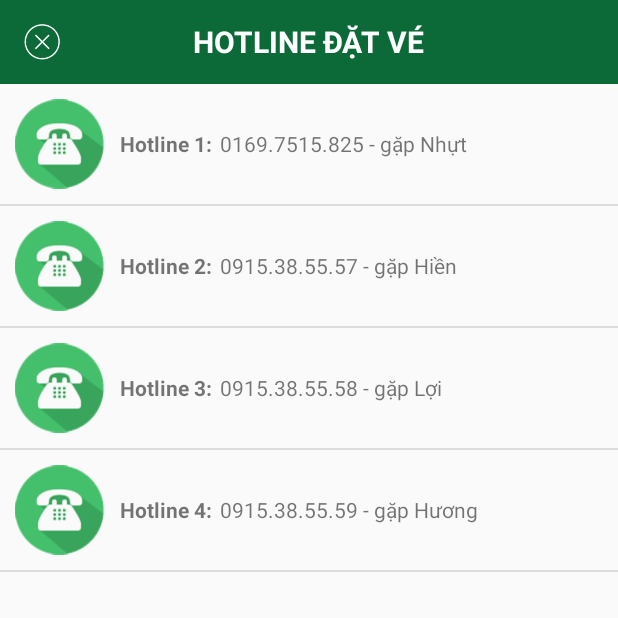
After one commit to codeworxzw/FightBooking, an Android app: the HotlineBookingActivity screen opened directly, with no data from a screen before it, on a phone screen of 412 x 824 dp, the top half of it. The commit adds this screen. Run offline under Robolectric (Android 15) with nearby library versions, the phone set to English and light mode, and no system bars.

Commit message:
Commit tinh nang Hotline dat ve

```diff
--- a/app/build.gradle
+++ b/app/build.gradle
@@ -8,7 +8,7 @@ android {
     defaultConfig {
         applicationId "com.ebksoft.flightbooking"
         minSdkVersion 11
-        targetSdkVersion 22
+        targetSdkVersion 23
         versionCode 1
         versionName "1.0"
     }
--- /dev/null
+++ b/app/src/main/java/com/ebksoft/flightbooking/HotlineBookingActivity.java
@@ -0,0 +1,246 @@
+package com.ebksoft.flightbooking;
+
+import android.Manifest;
+import android.content.Context;
+import android.content.DialogInterface;
+import android.content.Intent;
+import android.content.pm.PackageManager;
+import android.net.Uri;
+import android.os.Build;
+import android.os.Bundle;
+import android.support.design.widget.Snackbar;
+import android.support.v4.app.ActivityCompat;
+import android.support.v7.app.AlertDialog;
+import android.util.Log;
+import android.view.LayoutInflater;
+import android.view.View;
+import android.view.ViewGroup;
+import android.widget.AdapterView;
+import android.widget.BaseAdapter;
+import android.widget.ImageView;
+import android.widget.ListView;
+import android.widget.TextView;
+
+import com.ebksoft.flightbooking.model.Contact;
+import com.ebksoft.flightbooking.utils.CommonUtils;
+import com.ebksoft.flightbooking.utils.ImageUtils;
+
+import java.util.ArrayList;
+import java.util.List;
+
+/**
+ * Created by chauminhnhut on 3/27/16.
+ */
+public class HotlineBookingActivity extends BaseActivity implements AdapterView.OnItemClickListener, ActivityCompat.OnRequestPermissionsResultCallback {
+
+    private List<Contact> contactList;
+    private ListView listView;
+
+    private static final int PERMISSION_REQUEST_CALL_PHONE = 0;
+
+    private String selectedPhone = "";
+
+    @Override
+    protected void onCreate(Bundle savedInstanceState) {
+        super.onCreate(savedInstanceState);
+        setContentView(R.layout.layout_hotline_booking_activity);
+
+        loadView();
+
+        loadData();
+    }
+
+    @Override
+    protected void loadView() {
+
+        initTitle(getString(R.string.title_hotline_booking));
+        initButtonBack();
+
+        listView = (ListView) findViewById(R.id.listView);
+        listView.setOnItemClickListener(this);
+
+    }
+
+    @Override
+    protected void loadData() {
+
+        initContactList();
+
+        CustomAdapter adapter = new CustomAdapter(this, contactList);
+        listView.setAdapter(adapter);
+
+    }
+
+    @Override
+    public void onItemClick(AdapterView<?> adapterView, View view, int i, long l) {
+
+        Contact contact = (Contact) adapterView.getItemAtPosition(i);
+        selectedPhone = contact.phone.replace(".", "");
+
+        openCallphoneWithAskPermission();
+    }
+
+    private void openCallphoneWithAskPermission() {
+
+        // Check if the Call phone permission has been granted
+
+        if (ActivityCompat.checkSelfPermission(this, Manifest.permission.CALL_PHONE)
+                == PackageManager.PERMISSION_GRANTED) {
+
+            Intent intent = new Intent(Intent.ACTION_CALL, Uri.parse("tel:" + selectedPhone));
+            startActivity(intent);
+
+        } else {
+            // Permission is missing and must be requested.
+            requestCallPhonePermission();
+        }
+    }
+
+    private void requestCallPhonePermission() {
+
+        // Permission has not been granted and must be requested.
+        if (ActivityCompat.shouldShowRequestPermissionRationale(this,
+                Manifest.permission.CALL_PHONE)) {
+
+            //Show the reason to using this permisson
+            showDialog();
+
+        } else {
+            ActivityCompat.requestPermissions(this, new String[]{Manifest.permission.CALL_PHONE},
+                    PERMISSION_REQUEST_CALL_PHONE);
+        }
+    }
+
+    @Override
+    public void onRequestPermissionsResult(int requestCode, String[] permissions,
+                                           int[] grantResults) {
+
+        if (requestCode == PERMISSION_REQUEST_CALL_PHONE) {
+
+            if (grantResults.length == 1 && grantResults[0] == PackageManager.PERMISSION_GRANTED) {
+                openCallphoneWithAskPermission();
+
+            } else {
+                CommonUtils.showToast(this, "Access deny");
+
+            }
+        }
+    }
+
+    private void showDialog() {
+        DialogInterface.OnClickListener dialogClickListener = new DialogInterface.OnClickListener() {
+            @Override
+            public void onClick(DialogInterface dialog, int which) {
+                switch (which) {
+                    case DialogInterface.BUTTON_POSITIVE:
+                        //Yes button clicked
+
+                        ActivityCompat.requestPermissions(HotlineBookingActivity.this,
+                                new String[]{Manifest.permission.CALL_PHONE},
+                                PERMISSION_REQUEST_CALL_PHONE);
+
+                        break;
+
+                    case DialogInterface.BUTTON_NEGATIVE:
+                        //No button clicked
+                        break;
+                }
+            }
+        };
+
+        String title = "Thông báo";
+        String message = "Bạn phải cấp quyền cho ứng dụng để có thể sử dụng tính năng gọi. Tiếp tục ?";
+
+        AlertDialog.Builder builder = new AlertDialog.Builder(mContext);
+        builder.setTitle(title).setMessage(message).setPositiveButton("Tiếp tục", dialogClickListener)
+                .setNegativeButton("Không", dialogClickListener).show();
+    }
+
+    private void initContactList() {
+        contactList = new ArrayList<>();
+
+        Contact p1 = new Contact();
+        p1.title = "Hotline 1";
+        p1.phone = "0169.7515.825";
+        p1.name = "gặp Nhựt";
+
+        Contact p2 = new Contact();
+        p2.title = "Hotline 2";
+        p2.phone = "0915.38.55.57";
+        p2.name = "gặp Hiền";
+
+        Contact p3 = new Contact();
+        p3.title = "Hotline 3";
+        p3.phone = "0915.38.55.58";
+        p3.name = "gặp Lợi";
+
+        Contact p4 = new Contact();
+        p4.title = "Hotline 4";
+        p4.phone = "0915.38.55.59";
+        p4.name = "gặp Hương";
+
+        contactList.add(p1);
+        contactList.add(p2);
+        contactList.add(p3);
+        contactList.add(p4);
+    }
+
+    public class CustomAdapter extends BaseAdapter {
+
+        private List<Contact> contactList;
+        private LayoutInflater inflater;
+        private Context context;
+
+        public CustomAdapter(Context c, List<Contact> contacts) {
+            this.inflater = LayoutInflater.from(c);
+            this.context = c;
+            this.contactList = contacts;
+        }
+
+        @Override
+        public int getCount() {
+            return contactList.size();
+        }
+
+        @Override
+        public View getView(int i, View view, ViewGroup viewGroup) {
+
+            ViewHolder viewHolder;
+
+            if (null == view) {
+                view = this.inflater.inflate(R.layout.layout_hotline_booking_row_item, viewGroup, false);
+
+                viewHolder = new ViewHolder();
+                viewHolder.title = (TextView) view.findViewById(R.id.title);
+                viewHolder.name = (TextView) view.findViewById(R.id.name);
+
+                view.setTag(viewHolder);
+            } else {
+                viewHolder = (ViewHolder) view.getTag();
+            }
+
+            Contact c = contactList.get(i);
+
+            viewHolder.title.setText(c.title + ":");
+            viewHolder.name.setText(c.phone + " - " + c.name);
+
+            return view;
+        }
+
+        @Override
+        public Contact getItem(int i) {
+            return contactList.get(i);
+        }
+
+        @Override
+        public long getItemId(int i) {
+            return i;
+        }
+    }
+
+    public class ViewHolder {
+        public TextView title;
+        public TextView name;
+    }
+
+}
--- /dev/null
+++ b/app/src/main/java/com/ebksoft/flightbooking/model/Contact.java
@@ -0,0 +1,11 @@
+package com.ebksoft.flightbooking.model;
+
+/**
+ * Created by chauminhnhut on 3/27/16.
+ */
+public class Contact {
+
+    public String title;
+    public String phone;
+    public String name;
+}
--- /dev/null
+++ b/app/src/main/res/layout/layout_hotline_booking_activity.xml
@@ -0,0 +1,18 @@
+<?xml version="1.0" encoding="utf-8"?>
+<RelativeLayout xmlns:android="http://schemas.android.com/apk/res/android"
+    android:layout_width="match_parent"
+    android:layout_height="match_parent"
+    android:orientation="vertical">
+
+    <include
+        android:id="@+id/actionbar"
+        layout="@layout/layout_actionbar_normal" />
+
+    <ListView
+        android:id="@+id/listView"
+        android:layout_width="match_parent"
+        android:layout_height="match_parent"
+        android:layout_below="@+id/actionbar"
+        android:footerDividersEnabled="true" />
+
+</RelativeLayout>
--- /dev/null
+++ b/app/src/main/res/layout/layout_hotline_booking_row_item.xml
@@ -0,0 +1,31 @@
+<?xml version="1.0" encoding="utf-8"?>
+<LinearLayout xmlns:android="http://schemas.android.com/apk/res/android"
+    android:layout_width="match_parent"
+    android:layout_height="match_parent"
+    android:gravity="center_vertical"
+    android:orientation="horizontal">
+
+    <ImageView
+        android:layout_width="60dp"
+        android:layout_height="60dp"
+        android:layout_margin="10dp"
+        android:src="@drawable/ic_phone_call" />
+
+    <TextView
+        android:id="@+id/title"
+        android:layout_width="wrap_content"
+        android:layout_height="wrap_content"
+        android:ellipsize="end"
+        android:singleLine="true"
+        android:textStyle="bold" />
+
+    <TextView
+        android:id="@+id/name"
+        android:layout_width="wrap_content"
+        android:layout_height="wrap_content"
+        android:layout_marginLeft="5dp"
+        android:ellipsize="end"
+        android:singleLine="true" />
+
+
+</LinearLayout>
--- a/app/src/main/res/layout/layout_menu.xml
+++ b/app/src/main/res/layout/layout_menu.xml
@@ -47,6 +47,7 @@
     </LinearLayout>
 
     <ImageView
+        android:id="@+id/imvHotlineBooking"
         android:layout_width="match_parent"
         android:layout_height="0dp"
         android:layout_marginTop="2dp"
--- a/app/src/main/res/values/strings.xml
+++ b/app/src/main/res/values/strings.xml
@@ -86,6 +86,9 @@
     <string name="brief_ticket">Tóm tắt vé:</string>
     <string name="keep_booking">TIẾP TỤC ĐẶT VÉ</string>
 
+    <!--Hotline booking-->
+    <string name="title_hotline_booking">Hotline đặt vé</string>
+
     <!--Other-->
     <string name="please_choose_go_ticket">Vui lòng chọn vé lượt đi</string>
     <string name="please_choose_back_ticket">Vui lòng chọn vé lượt về</string>
```
Also changed, not shown: app/src/main/AndroidManifest.xml (+8 -0 lines), app/src/main/java/com/ebksoft/flightbooking/HomeActivity.java (+14 -2 lines), app/src/main/res/drawable/ic_phone_call.png (added), 1 other file.
